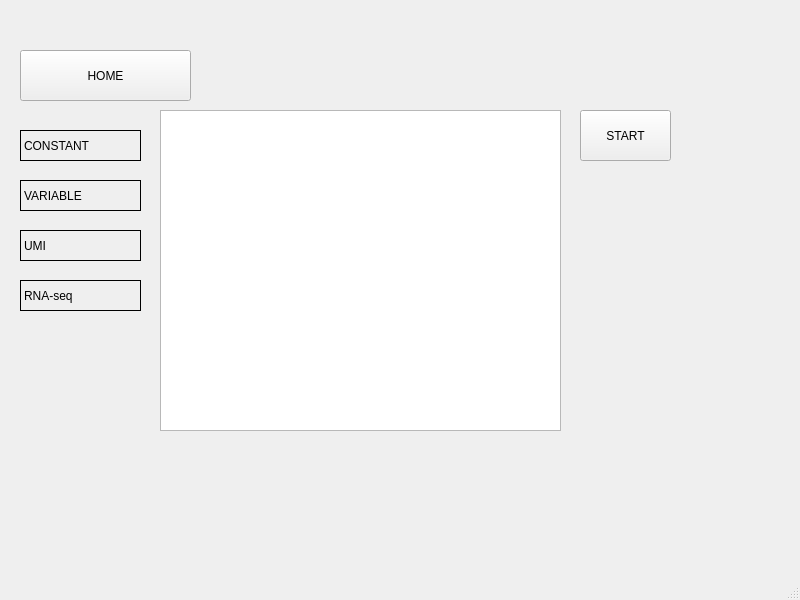
Old version of the form mainwindow.ui in the repository tstohn/SCDemultiplex.
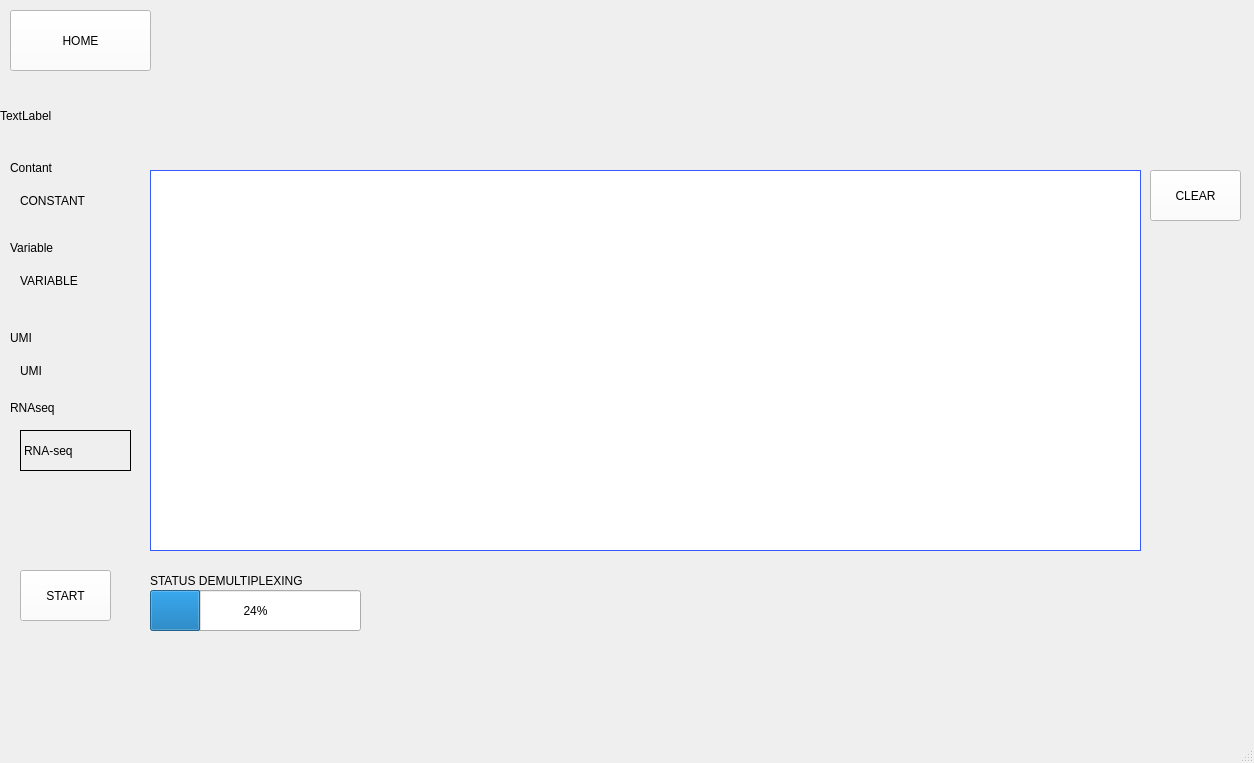
New version of the form. Custom widgets are drawn as their Qt base class.

Patch:
```diff
--- a/mainwindow.ui
+++ b/mainwindow.ui
@@ -6,8 +6,8 @@
    <rect>
     <x>0</x>
     <y>0</y>
-    <width>800</width>
-    <height>600</height>
+    <width>1254</width>
+    <height>763</height>
    </rect>
   </property>
   <property name="windowTitle">
@@ -17,12 +17,15 @@
    <widget class="QPushButton" name="RunButton">
     <property name="geometry">
      <rect>
-      <x>580</x>
-      <y>110</y>
+      <x>20</x>
+      <y>570</y>
       <width>91</width>
       <height>51</height>
      </rect>
     </property>
+    <property name="styleSheet">
+     <string notr="true">background-color: rgb(255, 255, 255);</string>
+    </property>
     <property name="text">
      <string>START</string>
     </property>
@@ -30,56 +33,76 @@
    <widget class="QGraphicsView" name="ReadSequenceGraphicsView">
     <property name="geometry">
      <rect>
-      <x>160</x>
-      <y>110</y>
-      <width>401</width>
-      <height>321</height>
+      <x>150</x>
+      <y>170</y>
+      <width>991</width>
+      <height>381</height>
      </rect>
     </property>
+    <property name="styleSheet">
+     <string notr="true">background-color: rgb(255, 255, 255);
+color: rgb(53, 91, 255);
+border-color: rgb(34, 41, 255);</string>
+    </property>
+    <property name="frameShape">
+     <enum>QFrame::Box</enum>
+    </property>
+    <property name="frameShadow">
+     <enum>QFrame::Plain</enum>
+    </property>
+    <property name="lineWidth">
+     <number>1</number>
+    </property>
    </widget>
    <widget class="QPushButton" name="HomeButton">
     <property name="geometry">
      <rect>
-      <x>20</x>
-      <y>50</y>
-      <width>171</width>
-      <height>51</height>
+      <x>10</x>
+      <y>10</y>
+      <width>141</width>
+      <height>61</height>
      </rect>
     </property>
+    <property name="styleSheet">
+     <string notr="true">background-color: rgb(255, 255, 255);</string>
+    </property>
     <property name="text">
      <string>HOME</string>
     </property>
    </widget>
-   <widget class="QLabel" name="ConstantBlock">
-    <property name="geometry">
-     <rect>
-      <x>20</x>
-      <y>130</y>
-      <width>121</width>
-      <height>31</height>
-     </rect>
-    </property>
-    <property name="frameShape">
-     <enum>QFrame::Panel</enum>
-    </property>
-    <property name="text">
-     <string>CONSTANT</string>
-    </property>
-    <property name="scaledContents">
-     <bool>true</bool>
-    </property>
-   </widget>
-   <widget class="QLabel" name="VariableBlock">
+   <widget class="SeqBlockLabel" name="ConstantBlock">
     <property name="geometry">
      <rect>
       <x>20</x>
       <y>180</y>
-      <width>121</width>
-      <height>31</height>
+      <width>111</width>
+      <height>41</height>
      </rect>
     </property>
     <property name="frameShape">
-     <enum>QFrame::Panel</enum>
+     <enum>QFrame::NoFrame</enum>
+    </property>
+    <property name="text">
+     <string>CONSTANT</string>
+    </property>
+    <property name="scaledContents">
+     <bool>true</bool>
+    </property>
+   </widget>
+   <widget class="SeqBlockLabel" name="VariableBlock">
+    <property name="geometry">
+     <rect>
+      <x>20</x>
+      <y>260</y>
+      <width>111</width>
+      <height>41</height>
+     </rect>
+    </property>
+    <property name="frameShape">
+     <enum>QFrame::NoFrame</enum>
+    </property>
+    <property name="frameShadow">
+     <enum>QFrame::Sunken</enum>
     </property>
     <property name="text">
      <string>VARIABLE</string>
@@ -92,13 +115,13 @@
     <property name="geometry">
      <rect>
       <x>20</x>
-      <y>230</y>
-      <width>121</width>
-      <height>31</height>
+      <y>350</y>
+      <width>111</width>
+      <height>41</height>
      </rect>
     </property>
     <property name="frameShape">
-     <enum>QFrame::Panel</enum>
+     <enum>QFrame::NoFrame</enum>
     </property>
     <property name="text">
      <string>UMI</string>
@@ -111,13 +134,13 @@
     <property name="geometry">
      <rect>
       <x>20</x>
-      <y>280</y>
-      <width>121</width>
-      <height>31</height>
+      <y>430</y>
+      <width>111</width>
+      <height>41</height>
      </rect>
     </property>
     <property name="frameShape">
-     <enum>QFrame::Panel</enum>
+     <enum>QFrame::Box</enum>
     </property>
     <property name="text">
      <string>RNA-seq</string>
@@ -126,6 +149,113 @@
      <bool>true</bool>
     </property>
    </widget>
+   <widget class="QPushButton" name="ClearButton">
+    <property name="geometry">
+     <rect>
+      <x>1150</x>
+      <y>170</y>
+      <width>91</width>
+      <height>51</height>
+     </rect>
+    </property>
+    <property name="styleSheet">
+     <string notr="true">background-color: rgb(255, 255, 255);</string>
+    </property>
+    <property name="text">
+     <string>CLEAR</string>
+    </property>
+   </widget>
+   <widget class="QLabel" name="label">
+    <property name="geometry">
+     <rect>
+      <x>10</x>
+      <y>160</y>
+      <width>60</width>
+      <height>16</height>
+     </rect>
+    </property>
+    <property name="text">
+     <string>Contant</string>
+    </property>
+   </widget>
+   <widget class="QLabel" name="label_2">
+    <property name="geometry">
+     <rect>
+      <x>10</x>
+      <y>240</y>
+      <width>60</width>
+      <height>16</height>
+     </rect>
+    </property>
+    <property name="text">
+     <string>Variable</string>
+    </property>
+   </widget>
+   <widget class="QLabel" name="label_3">
+    <property name="geometry">
+     <rect>
+      <x>10</x>
+      <y>330</y>
+      <width>60</width>
+      <height>16</height>
+     </rect>
+    </property>
+    <property name="text">
+     <string>UMI</string>
+    </property>
+   </widget>
+   <widget class="QLabel" name="label_4">
+    <property name="geometry">
+     <rect>
+      <x>10</x>
+      <y>400</y>
+      <width>60</width>
+      <height>16</height>
+     </rect>
+    </property>
+    <property name="text">
+     <string>RNAseq</string>
+    </property>
+   </widget>
+   <widget class="QLabel" name="TopBar">
+    <property name="geometry">
+     <rect>
+      <x>0</x>
+      <y>80</y>
+      <width>1251</width>
+      <height>71</height>
+     </rect>
+    </property>
+    <property name="text">
+     <string>TextLabel</string>
+    </property>
+   </widget>
+   <widget class="QProgressBar" name="progressBar">
+    <property name="geometry">
+     <rect>
+      <x>150</x>
+      <y>590</y>
+      <width>211</width>
+      <height>41</height>
+     </rect>
+    </property>
+    <property name="value">
+     <number>24</number>
+    </property>
+   </widget>
+   <widget class="QLabel" name="label_5">
+    <property name="geometry">
+     <rect>
+      <x>150</x>
+      <y>570</y>
+      <width>171</width>
+      <height>21</height>
+     </rect>
+    </property>
+    <property name="text">
+     <string>STATUS DEMULTIPLEXING</string>
+    </property>
+   </widget>
   </widget>
   <widget class="QMenuBar" name="menubar">
    <property name="geometry">
@@ -139,6 +269,18 @@
   </widget>
   <widget class="QStatusBar" name="statusbar"/>
  </widget>
+ <customwidgets>
+  <customwidget>
+   <class>SeqBlockLabel</class>
+   <extends>QLabel</extends>
+   <header location="global">readassemblyevents.h</header>
+  </customwidget>
+  <customwidget>
+   <class>RedSeqGraphicsView</class>
+   <extends>QGraphicsView</extends>
+   <header location="global">readassemblyevents.h</header>
+  </customwidget>
+ </customwidgets>
  <resources/>
  <connections/>
 </ui>
```
Left out of the diff: 8 changed lines with no effect on the pictures.
